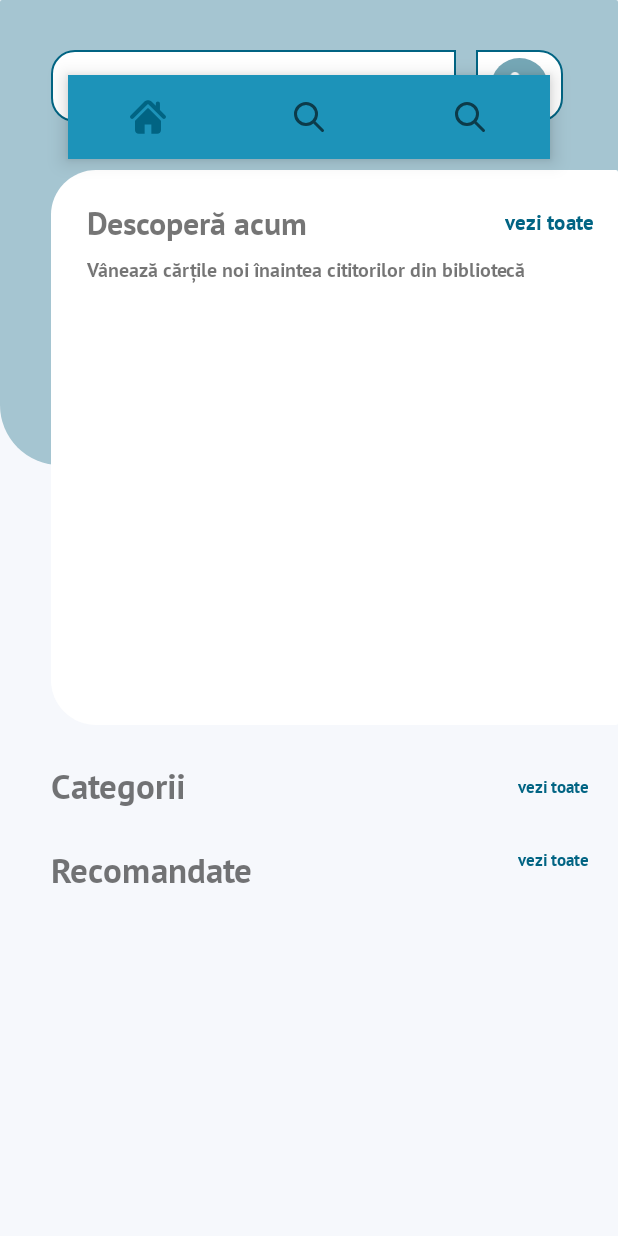
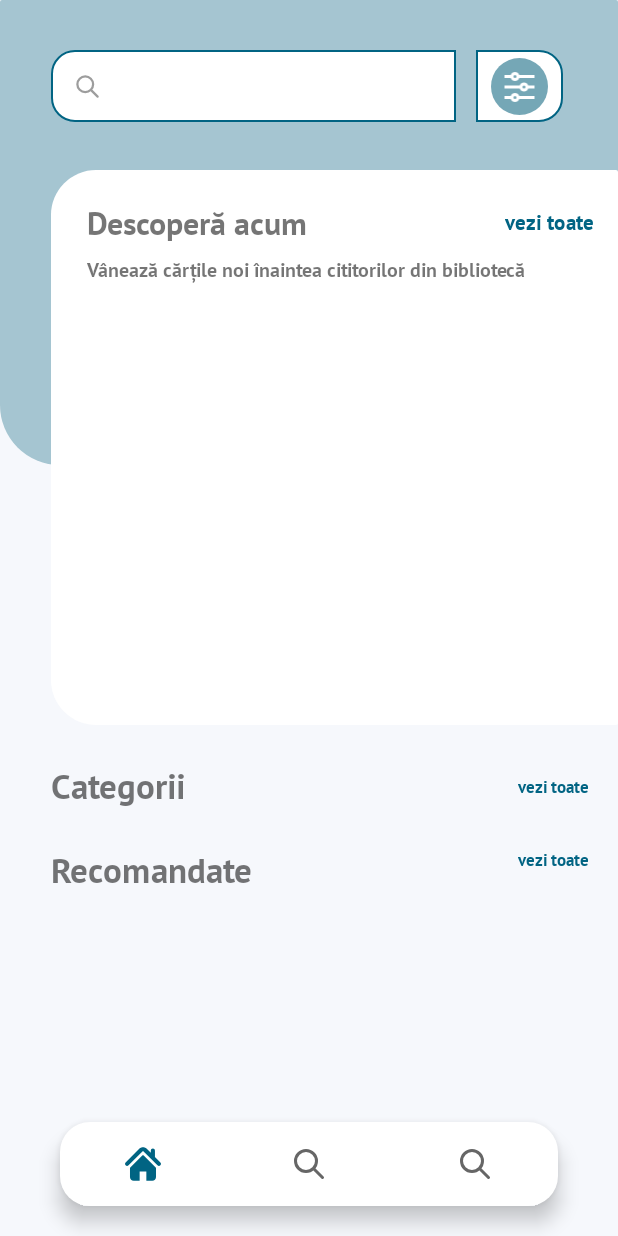
Before and after one commit to ximenaremes/ZeebooksClientMobile, an Android app: the DashboardActivity screen opened directly, with no data from a screen before it, on a phone screen of 412 x 824 dp. Run offline under Robolectric (Android 15) with nearby library versions, the phone set to English and light mode, and no system bars; our stand-ins replace data binding; 1 statement that could not run was skipped.

Commit message:
bottom nav

```diff
--- a/app/src/main/java/com/example/zeebooks/feature_dashboard/ui/activity/DashboardActivity.kt
+++ b/app/src/main/java/com/example/zeebooks/feature_dashboard/ui/activity/DashboardActivity.kt
@@ -24,12 +24,10 @@ class DashboardActivity: BaseActivity() {
 
     private lateinit var binding: ActivityDashboardBinding
 
-
     override fun onCreate(savedInstanceState: Bundle?) {
         super.onCreate(savedInstanceState)
 
         setupBottomNavigation()
-
     }
 
     private fun setupBottomNavigation() {
@@ -73,7 +71,7 @@ class DashboardActivity: BaseActivity() {
 
     private fun navigateToFragment(fragment: Fragment) {
         supportFragmentManager.beginTransaction()
-            .replace(R.id.nav_dashboard_items, fragment)
+            .replace(R.id.nav_dashboard, fragment)
             .commit()
     }
 
--- a/app/src/main/java/com/example/zeebooks/feature_onboarding/ui/fragment/LoginFragment.kt
+++ b/app/src/main/java/com/example/zeebooks/feature_onboarding/ui/fragment/LoginFragment.kt
@@ -30,7 +30,7 @@ class LoginFragment :BaseFragment<FragmentLoginBinding>() {
                 findNavController().navigate(R.id.action_loginFragment_to_resetPasswordFragment)
             }
             btnLogin.setOnClickListener {
-                findNavController().navigate(R.id.action_loginFragment_to_nav_dashboard)
+                findNavController().navigate(R.id.action_loginFragment_to_dashboardActivity)
             }
 
             imageToggle.setOnClickListener {
--- a/app/src/main/java/com/example/zeebooks/feature_onboarding/ui/fragment/RegisterFragment.kt
+++ b/app/src/main/java/com/example/zeebooks/feature_onboarding/ui/fragment/RegisterFragment.kt
@@ -22,7 +22,7 @@ class RegisterFragment : BaseFragment<FragmentRegisterBinding>() {
                 findNavController().navigate(R.id.action_registerFragment_to_loginFragment)
             }
             buttonRegister.setOnClickListener {
-                findNavController().navigate(R.id.action_registerFragment_to_nav_dashboard)
+                findNavController().navigate(R.id.action_registerFragment_to_dashboardActivity)
             }
         }
     }
--- a/app/src/main/res/layout/activity_dashboard.xml
+++ b/app/src/main/res/layout/activity_dashboard.xml
@@ -9,18 +9,6 @@
         android:layout_height="match_parent"
         tools:context=".feature_dashboard.ui.activity.DashboardActivity">
 
-
-<!--        <androidx.fragment.app.FragmentContainerView-->
-<!--            android:id="@+id/nav_dashboard_items"-->
-<!--            android:name="androidx.navigation.fragment.NavHostFragment"-->
-<!--            android:layout_width="match_parent"-->
-<!--            android:layout_height="match_parent"-->
-<!--            app:defaultNavHost="true"-->
-<!--            app:layout_constraintBottom_toBottomOf="parent"-->
-<!--            app:layout_constraintEnd_toEndOf="parent"-->
-<!--            app:layout_constraintStart_toStartOf="parent"-->
-<!--            app:layout_constraintTop_toTopOf="parent"-->
-<!--            app:navGraph="@navigation/nav_dashboard" />-->
 
         <androidx.fragment.app.FragmentContainerView
             android:id="@+id/nav_dashboard_items"
@@ -34,34 +22,15 @@
             app:layout_constraintTop_toTopOf="parent"
             app:navGraph="@navigation/nav_dashboard" />
 
-
-<!--        <com.google.android.material.bottomnavigation.BottomNavigationView-->
-<!--            android:id="@+id/bottomNavigation"-->
-<!--            android:layout_width="match_parent"-->
-<!--            android:layout_height="wrap_content"-->
-<!--            android:layout_gravity="start"-->
-<!--            android:layout_marginStart="45dp"-->
-<!--            android:layout_marginTop="@dimen/margin_50"-->
-<!--            android:layout_marginEnd="45dp"-->
-<!--            android:layout_marginBottom="20dp"-->
-<!--            app:labelVisibilityMode="unlabeled"-->
-<!--            android:background="@color/primary_blue"-->
-<!--     app:layout_constraintTop_toTopOf="parent"-->
-<!--            app:layout_constraintEnd_toEndOf="parent"-->
-<!--            app:layout_constraintStart_toStartOf="parent"-->
-<!--            app:menu="@menu/navigation_items" />-->
-
         <com.google.android.material.bottomnavigation.BottomNavigationView
             android:id="@+id/bottomNavigation"
             android:layout_width="match_parent"
             android:layout_height="wrap_content"
-            android:layout_marginStart="45dp"
-            android:layout_marginTop="@dimen/margin_50"
-            android:layout_marginEnd="45dp"
+            android:layout_marginHorizontal="@dimen/margin_40"
             android:layout_marginBottom="20dp"
+            android:background="@drawable/background_toolbar"
             app:labelVisibilityMode="unlabeled"
-            android:background="@color/primary_blue"
-            app:layout_constraintTop_toTopOf="parent"
+            app:layout_constraintBottom_toBottomOf="parent"
             app:layout_constraintEnd_toEndOf="parent"
             app:layout_constraintStart_toStartOf="parent"
             app:menu="@menu/navigation_items" />
```
Also changed, not shown: app/src/main/res/navigation/nav_onboarding.xml (+8 -5 lines).
